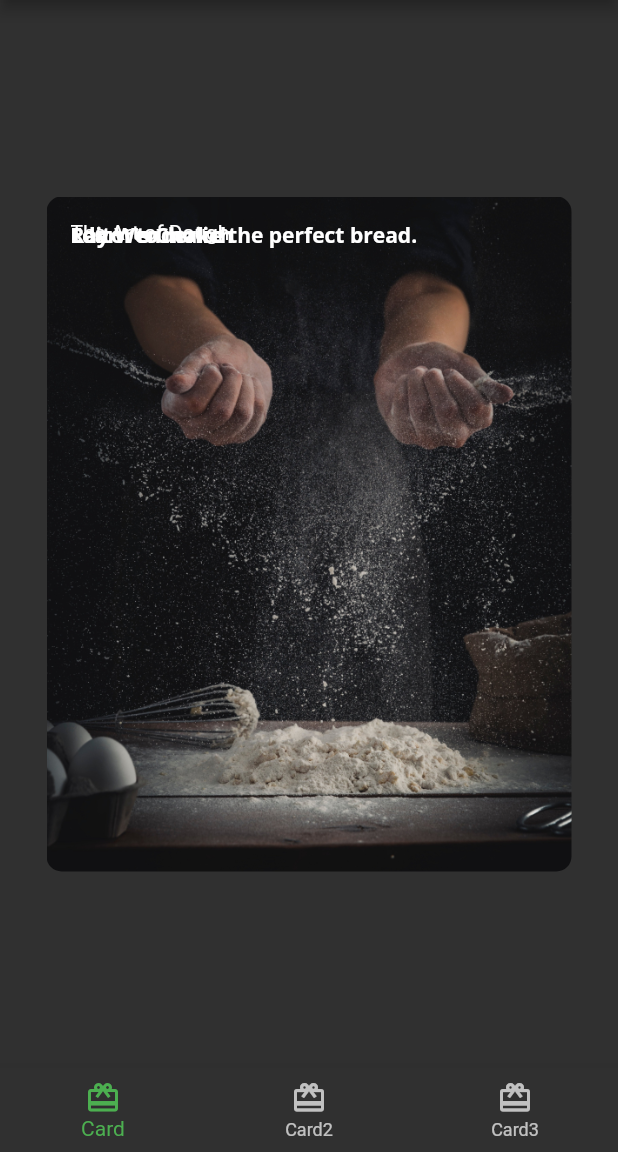
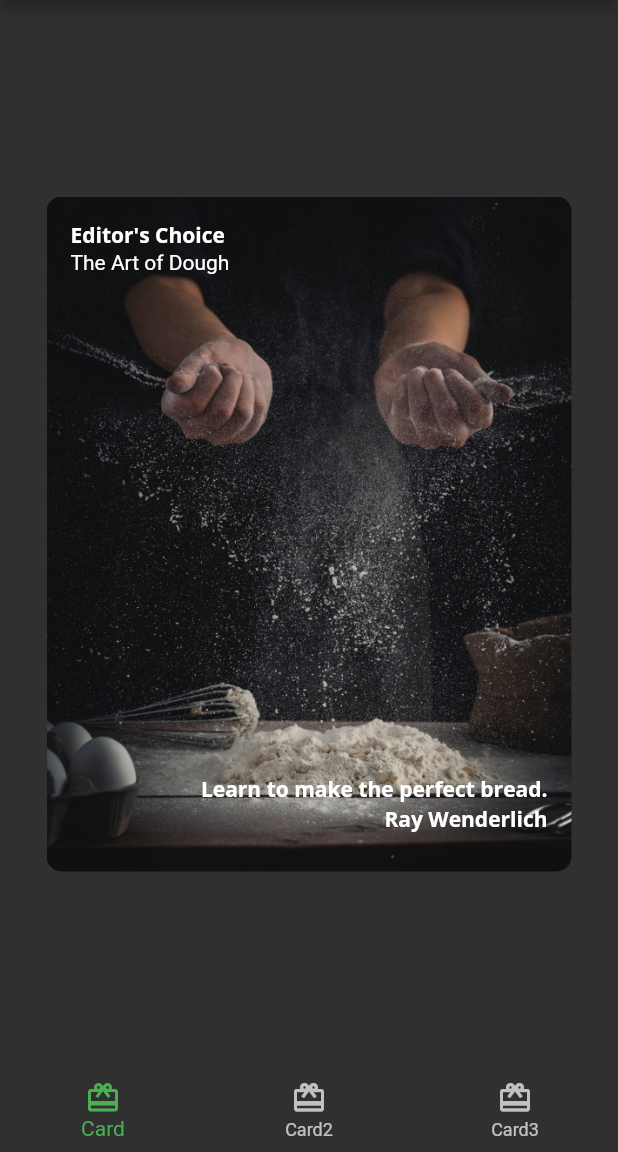
Before and after one commit to ghrms80/flta-ch03, a Flutter app: the screen it shows after launch, on a phone screen of 412 x 824 dp, the part 84-1236 px from its top. Run offline on Flutter 3.47's test engine with Material 2 defaults, Android fonts, the light colour scheme and no system bars; our stand-ins replace google_fonts.

Commit message:
Positioning the text

```diff
--- a/lib/card1.dart
+++ b/lib/card1.dart
@@ -38,21 +38,36 @@ class Card1 extends StatelessWidget {
         ),
         child: Stack(
           children: [
+            // 8
             Text(
               category,
               style: FooderlichTheme.darkTextTheme.bodyText1,
             ),
-            Text(
+            // 9
+            Positioned(
+              top: 20,
+              child: Text(
                 title,
                 style: FooderlichTheme.darkTextTheme.headline5,
               ),
-            Text(
+            ),
+            // 10
+            Positioned(
+              bottom: 30,
+              right: 0,
+              child: Text(
                 description,
                 style: FooderlichTheme.darkTextTheme.bodyText1,
               ),
-            Text(
+            ),
+            // 11
+            Positioned(
+              bottom: 10,
+              right: 0,
+              child: Text(
                 chef,
                 style: FooderlichTheme.darkTextTheme.bodyText1,
+              ),
             ),
           ],
         ),
```
Lines whose indentation alone changed are shown as unchanged.
